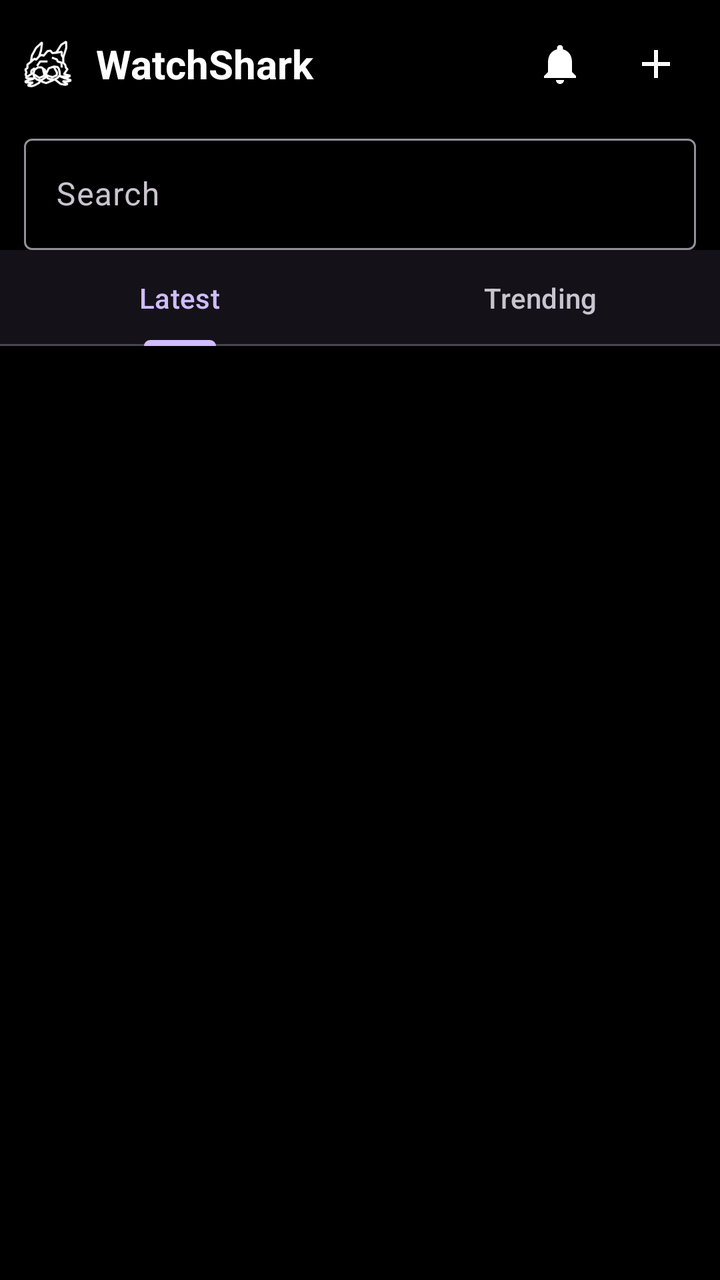
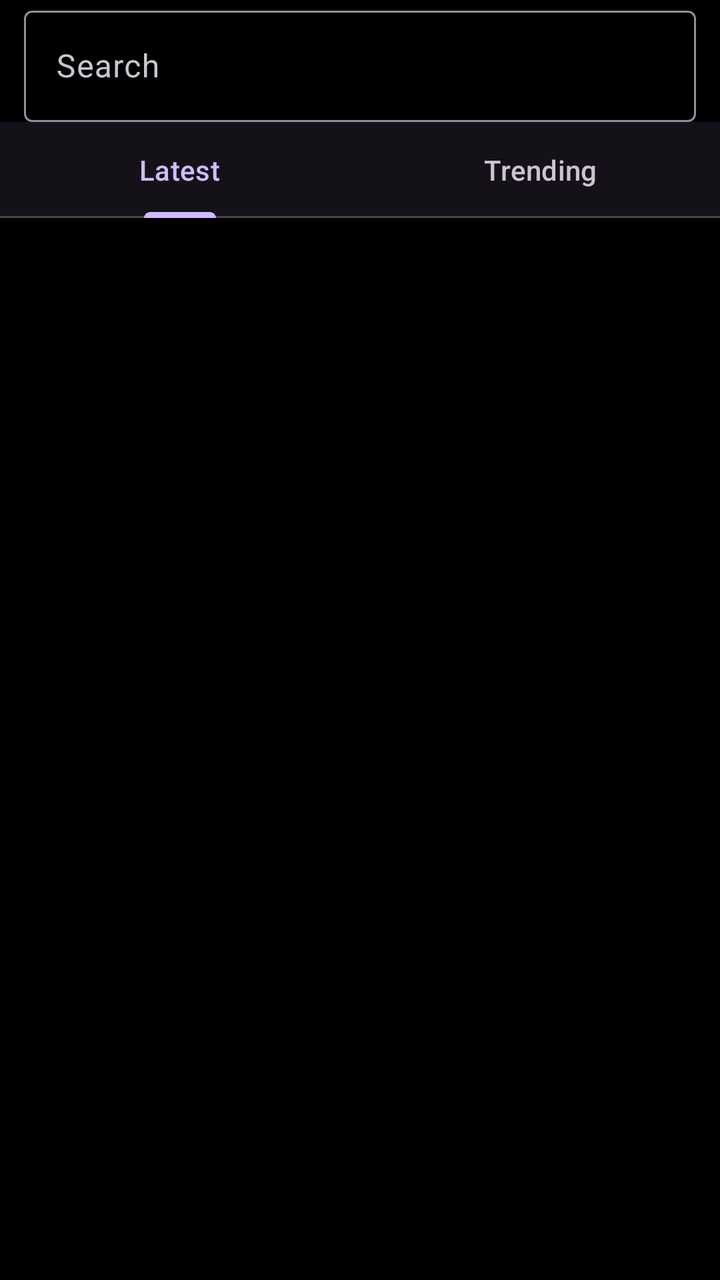

Compare the two renders of this Android layout. The source of the first and the diff that turns it into the second are given below.
<!-- AndroidManifest.xml: application theme Theme.WatchShark -->
<!-- res/layout/fragment_home.xml -->
<?xml version="1.0" encoding="utf-8"?>
<LinearLayout xmlns:android="http://schemas.android.com/apk/res/android"
    android:layout_width="match_parent"
    android:layout_height="match_parent"
    android:background="@android:color/black"
    android:orientation="vertical">

    <LinearLayout
        android:layout_width="match_parent"
        android:layout_height="wrap_content"
        android:orientation="horizontal"
        android:gravity="center_vertical"
        android:padding="8dp">

        <ImageView
            android:layout_width="32dp"
            android:layout_height="32dp"
            android:src="@mipmap/ic_launcher" />

        <TextView
            android:layout_width="0dp"
            android:layout_height="wrap_content"
            android:layout_weight="1"
            android:layout_marginStart="8dp"
            android:text="WatchShark"
            android:textColor="@android:color/white"
            android:textSize="20sp"
            android:textStyle="bold" />

        <ImageButton
            android:id="@+id/bell_btn"
            android:layout_width="48dp"
            android:layout_height="48dp"
            android:background="?attr/selectableItemBackgroundBorderless"
            android:src="@drawable/ic_notifications"
            android:contentDescription="Notifications" />

        <ImageButton
            android:id="@+id/upload_btn"
            android:layout_width="48dp"
            android:layout_height="48dp"
            android:background="?attr/selectableItemBackgroundBorderless"
            android:src="@drawable/ic_add"
            android:contentDescription="Upload" />
    </LinearLayout>

    <com.google.android.material.textfield.TextInputLayout
        android:layout_width="match_parent"
        android:layout_height="wrap_content"
        android:layout_marginStart="12dp"
        android:layout_marginEnd="12dp"
        style="@style/Widget.Material3.TextInputLayout.OutlinedBox">

        <com.google.android.material.textfield.TextInputEditText
            android:id="@+id/search"
            android:layout_width="match_parent"
            android:layout_height="wrap_content"
            android:hint="Search"
            android:imeOptions="actionSearch"
            android:inputType="text"
            android:maxLines="1" />
    </com.google.android.material.textfield.TextInputLayout>

    <com.google.android.material.tabs.TabLayout
        android:id="@+id/tabs"
        android:layout_width="match_parent"
        android:layout_height="wrap_content">

        <com.google.android.material.tabs.TabItem
            android:layout_width="wrap_content"
            android:layout_height="wrap_content"
            android:text="Latest" />

        <com.google.android.material.tabs.TabItem
            android:layout_width="wrap_content"
            android:layout_height="wrap_content"
            android:text="Trending" />
    </com.google.android.material.tabs.TabLayout>

    <TextView
        android:id="@+id/count"
        android:layout_width="match_parent"
        android:layout_height="wrap_content"
        android:paddingStart="16dp"
        android:paddingEnd="16dp"
        android:textColor="#AAAAAA"
        android:textSize="12sp" />

    <androidx.recyclerview.widget.RecyclerView
        android:id="@+id/grid"
        android:layout_width="match_parent"
        android:layout_height="0dp"
        android:layout_weight="1"
        android:clipToPadding="false"
        android:paddingBottom="16dp" />

    <com.google.android.material.button.MaterialButton
        android:id="@+id/more_btn"
        android:layout_width="wrap_content"
        android:layout_height="wrap_content"
        android:layout_gravity="center_horizontal"
        android:layout_margin="12dp"
        android:text="Load more"
        android:visibility="gone" />
</LinearLayout>
<!-- resources referenced by this layout -->
<resources>
  <!-- drawable ic_add (drawable) -->
  <vector xmlns:android="http://schemas.android.com/apk/res/android"
      android:width="24dp"
      android:height="24dp"
      android:viewportWidth="24"
      android:viewportHeight="24">
      <path
          android:fillColor="#FFFFFF"
          android:pathData="M19 13h-6v6h-2v-6H5v-2h6V5h2v6h6v2z" />
  </vector>
  <!-- drawable ic_notifications (drawable) -->
  <vector xmlns:android="http://schemas.android.com/apk/res/android"
      android:width="24dp"
      android:height="24dp"
      android:viewportWidth="24"
      android:viewportHeight="24">
      <path
          android:fillColor="#FFFFFF"
          android:pathData="M12 22c1.1 0 2-.9 2-2h-4c0 1.1.89 2 2 2zm6-6v-5c0-3.07-1.64-5.64-4.5-6.32V4c0-.83-.67-1.5-1.5-1.5s-1.5.67-1.5 1.5v.68C7.63 5.36 6 7.92 6 11v5l-2 2v1h16v-1l-2-2z" />
  </vector>
  <!-- mipmap ic_launcher: png bitmap (mipmap-hdpi, 2106 bytes) -->
  <style name="Theme.WatchShark" parent="Theme.Material3.Dark.NoActionBar">
          <item name="android:windowBackground">@android:color/black</item>
          <item name="android:statusBarColor">@android:color/black</item>
          <item name="android:navigationBarColor">@android:color/black</item>
      </style>
</resources>

<!-- the commit's change to res/layout/fragment_home.xml (unified diff, before → after) -->
@@ -4,45 +4,6 @@
     android:layout_height="match_parent"
     android:background="@android:color/black"
     android:orientation="vertical">
-
-    <LinearLayout
-        android:layout_width="match_parent"
-        android:layout_height="wrap_content"
-        android:orientation="horizontal"
-        android:gravity="center_vertical"
-        android:padding="8dp">
-
-        <ImageView
-            android:layout_width="32dp"
-            android:layout_height="32dp"
-            android:src="@mipmap/ic_launcher" />
-
-        <TextView
-            android:layout_width="0dp"
-            android:layout_height="wrap_content"
-            android:layout_weight="1"
-            android:layout_marginStart="8dp"
-            android:text="WatchShark"
-            android:textColor="@android:color/white"
-            android:textSize="20sp"
-            android:textStyle="bold" />
-
-        <ImageButton
-            android:id="@+id/bell_btn"
-            android:layout_width="48dp"
-            android:layout_height="48dp"
-            android:background="?attr/selectableItemBackgroundBorderless"
-            android:src="@drawable/ic_notifications"
-            android:contentDescription="Notifications" />
-
-        <ImageButton
-            android:id="@+id/upload_btn"
-            android:layout_width="48dp"
-            android:layout_height="48dp"
-            android:background="?attr/selectableItemBackgroundBorderless"
-            android:src="@drawable/ic_add"
-            android:contentDescription="Upload" />
-    </LinearLayout>
 
     <com.google.android.material.textfield.TextInputLayout
         android:layout_width="match_parent"
<!-- resource entries referenced after the edit -->
@@ -1,26 +1,5 @@
 <!-- resources referenced by this layout -->
 <resources>
-  <!-- drawable ic_add (drawable) -->
-  <vector xmlns:android="http://schemas.android.com/apk/res/android"
-      android:width="24dp"
-      android:height="24dp"
-      android:viewportWidth="24"
-      android:viewportHeight="24">
-      <path
-          android:fillColor="#FFFFFF"
-          android:pathData="M19 13h-6v6h-2v-6H5v-2h6V5h2v6h6v2z" />
-  </vector>
-  <!-- drawable ic_notifications (drawable) -->
-  <vector xmlns:android="http://schemas.android.com/apk/res/android"
-      android:width="24dp"
-      android:height="24dp"
-      android:viewportWidth="24"
-      android:viewportHeight="24">
-      <path
-          android:fillColor="#FFFFFF"
-          android:pathData="M12 22c1.1 0 2-.9 2-2h-4c0 1.1.89 2 2 2zm6-6v-5c0-3.07-1.64-5.64-4.5-6.32V4c0-.83-.67-1.5-1.5-1.5s-1.5.67-1.5 1.5v.68C7.63 5.36 6 7.92 6 11v5l-2 2v1h16v-1l-2-2z" />
-  </vector>
-  <!-- mipmap ic_launcher: png bitmap (mipmap-hdpi, 2106 bytes) -->
   <style name="Theme.WatchShark" parent="Theme.Material3.Dark.NoActionBar">
           <item name="android:windowBackground">@android:color/black</item>
           <item name="android:statusBarColor">@android:color/black</item>
